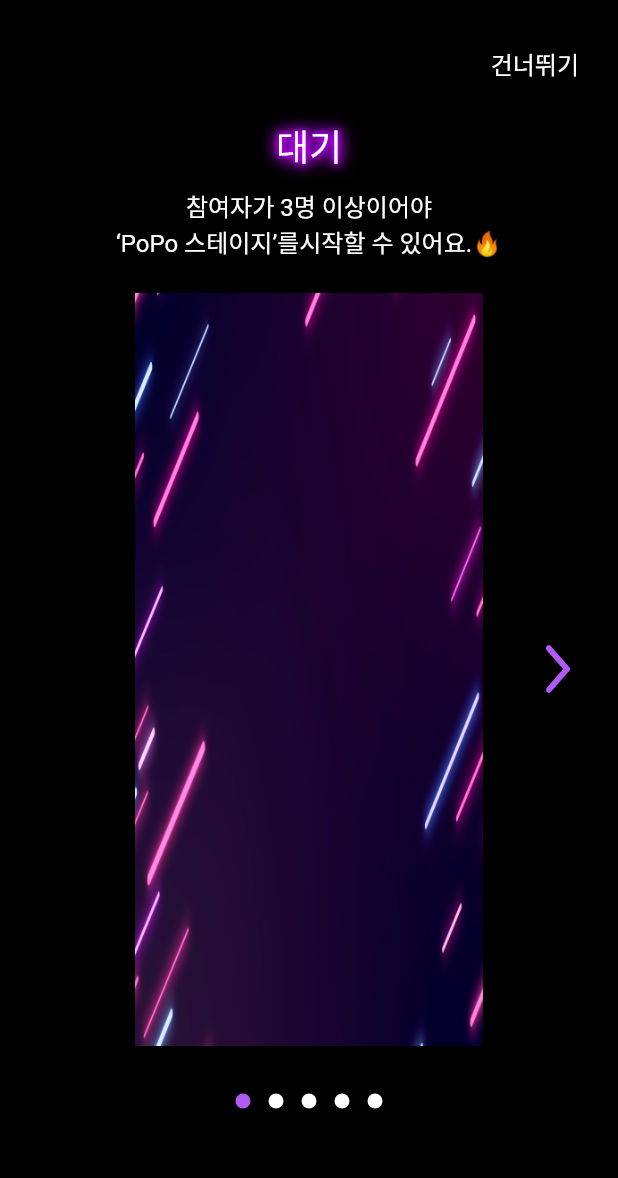
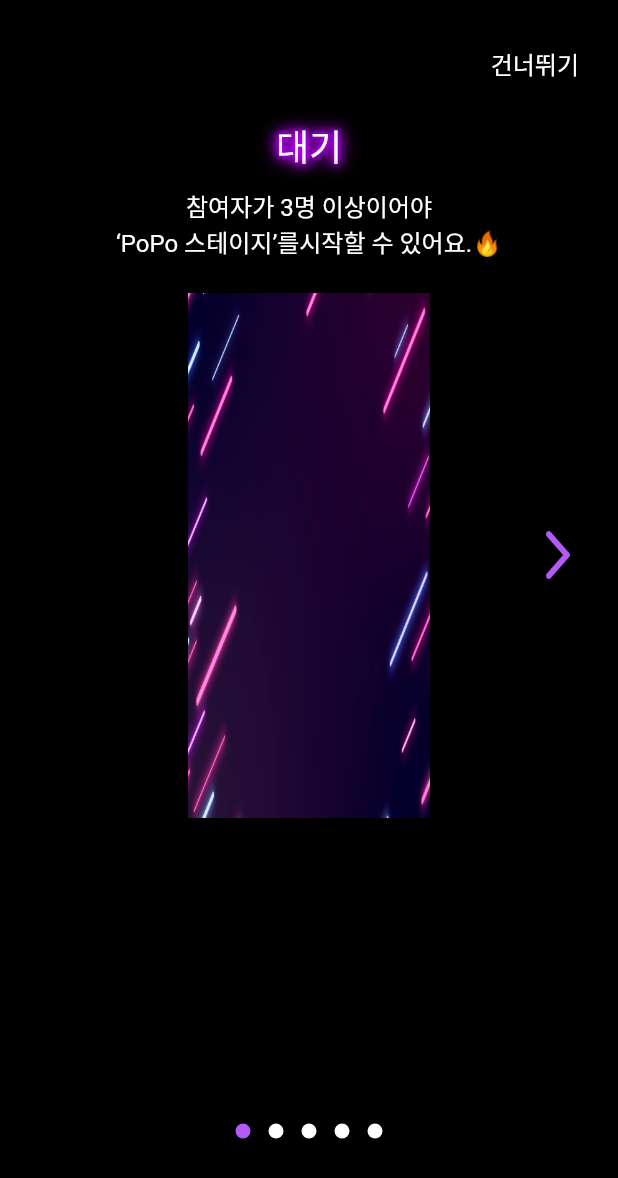
Before and after one commit to 2023-HATCH/hatch-flutter-app-2023, a Flutter app: the screen it shows after launch, on a phone screen of 412 x 824 dp. Shown: the top 1178 px of the screen. Run offline on Flutter 3.47's test engine with Material 2 defaults, Android fonts, the phone set to English and light mode, and no system bars; drawn by our look-alikes of introduction_screen; our stand-ins replace animated_bottom_navigation_bar, audioplayers, camera, dio, flutter_secure_storage, flutter_spinkit and 4 more; missing offline and left inert: audio_session, google_mlkit_commons, google_mlkit_pose_detection, kakao_flutter_sdk_user; Roboto replaces fonts that are missing (GmarketSans).

Commit message:
:bug: [fix] 온보딩 overflow 오류 해결 + 스크롤 제거

```diff
--- a/lib/ui/screen/on_boarding_screen.dart
+++ b/lib/ui/screen/on_boarding_screen.dart
@@ -46,7 +46,7 @@ class _OnBoardingScreenState extends State<OnBoardingScreen> {
         )
       ]),
       globalFooter: const SizedBox(
-        height: 50.0,
+        height: 30.0,
       ),
       key: _introKey,
       pages: [
@@ -110,6 +110,7 @@ class _OnBoardingScreenState extends State<OnBoardingScreen> {
       bool isVisibleRight = true,
       bool isVisibleSkip = true}) {
     return PageViewModel(
+      useScrollView: false,
       title: "",
       bodyWidget:
           getBodyWidget(title, context, isVisibleLeft, imgPath, isVisibleRight),
@@ -119,6 +120,7 @@ class _OnBoardingScreenState extends State<OnBoardingScreen> {
   PageViewModel getLastPageViewModel(
       {required String title, required context, required imgPath}) {
     return PageViewModel(
+        useScrollView: false,
         title: "",
         bodyWidget: Column(
           crossAxisAlignment: CrossAxisAlignment.center,
@@ -157,16 +159,13 @@ class _OnBoardingScreenState extends State<OnBoardingScreen> {
                     'assets/icons/ic_left_purple.svg',
                   ),
                 ),
-                Expanded(
+                Flexible(
                   child: Column(
                     children: [
-                      const SizedBox(
-                        height: 50.0,
-                      ),
                       SvgPicture.asset(
-                          'assets/images/charactor_on_boarding.svg'),
-                      const SizedBox(
-                        height: 40.0,
+                        'assets/images/charactor_on_boarding.svg',
+                        height: 300,
+                        fit: BoxFit.contain,
                       ),
                       Container(
                         decoration: BoxDecoration(
@@ -263,7 +262,13 @@ class _OnBoardingScreenState extends State<OnBoardingScreen> {
             const SizedBox(
               width: 26.0,
             ),
-            Expanded(child: Image.asset(imgPath, width: 250.0)),
+            Expanded(
+              child: Image.asset(
+                imgPath,
+                fit: BoxFit.fitHeight,
+                height: 350,
+              ),
+            ),
             const SizedBox(
               width: 26.0,
             ),
```
